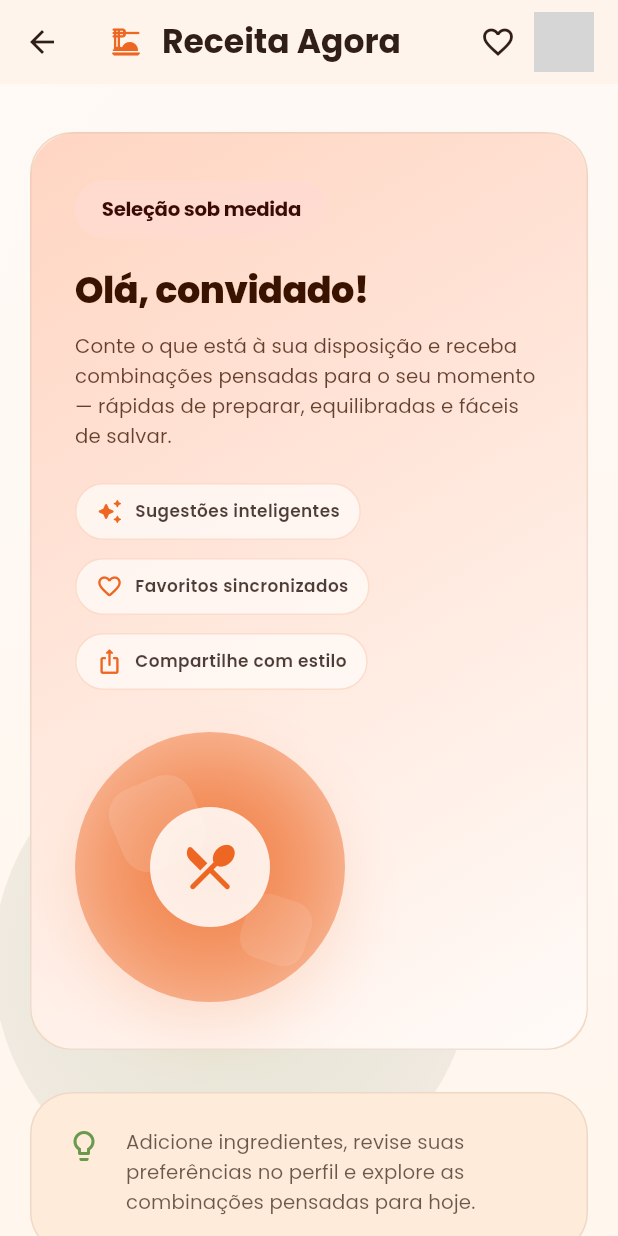
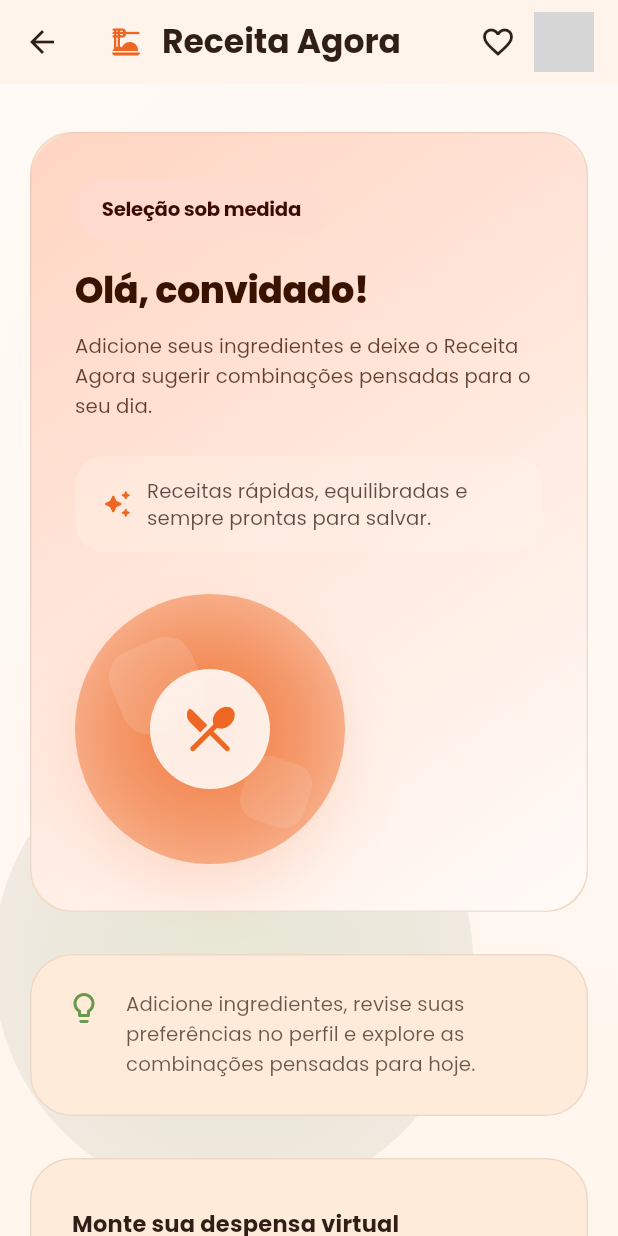
Before and after one commit to LeandroCMP/receitagora, a Flutter app: the RecipeFinderPage screen opened by its route, on a phone screen of 412 x 824 dp. Run offline on Flutter 3.47's test engine with Material 3 defaults, Android fonts, the phone set to English and light mode, and no system bars; our stand-ins replace cloud_firestore, cross_file, equatable, firebase_auth, firebase_core, flutter_dotenv and 5 more; accounts and stored records are empty; network calls fail; grey boxes are pictures that could not be loaded.

Commit message:
refactor: simplify recipe finder welcome hero

```diff
--- a/lib/modules/recipe_finder/recipe_finder_page.dart
+++ b/lib/modules/recipe_finder/recipe_finder_page.dart
@@ -205,7 +205,7 @@ class _WelcomeSection extends StatelessWidget {
                       child: DecoratedBox(
                         decoration: BoxDecoration(
                           borderRadius: BorderRadius.circular(24),
-                          color: theme.colorScheme.secondaryContainer.withOpacity(0.78),
+                          color: theme.colorScheme.secondaryContainer.withOpacity(0.72),
                         ),
                         child: Padding(
                           padding: const EdgeInsets.symmetric(horizontal: 18, vertical: 10),
@@ -232,31 +232,43 @@ class _WelcomeSection extends StatelessWidget {
                     ),
                     const SizedBox(height: 12),
                     Text(
-                      'Conte o que está à sua disposição e receba combinações pensadas para o seu momento — rápidas de preparar, equilibradas e fáceis de salvar.',
+                      'Adicione seus ingredientes e deixe o Receita Agora sugerir combinações pensadas para o seu dia.',
                       style: theme.textTheme.bodyMedium?.copyWith(
                         fontSize: isCompact ? 14 : 15,
                         color: theme.colorScheme.onPrimaryContainer.withOpacity(0.78),
                         height: 1.55,
                       ),
                     ),
-                    const SizedBox(height: 22),
-                    Wrap(
-                      spacing: 12,
-                      runSpacing: 12,
-                      children: const [
-                        _HeroFeature(
-                          icon: Icons.auto_awesome_rounded,
-                          label: 'Sugestões inteligentes',
+                    const SizedBox(height: 24),
+                    Card(
+                      elevation: 0,
+                      color: theme.colorScheme.surface.withOpacity(0.28),
+                      shape: RoundedRectangleBorder(
+                        borderRadius: BorderRadius.circular(20),
+                      ),
+                      child: Padding(
+                        padding: const EdgeInsets.symmetric(horizontal: 18, vertical: 14),
+                        child: Row(
+                          mainAxisSize: MainAxisSize.min,
+                          children: [
+                            Icon(
+                              Icons.auto_awesome_rounded,
+                              size: 20,
+                              color: theme.colorScheme.primary,
+                            ),
+                            const SizedBox(width: 10),
+                            Flexible(
+                              child: Text(
+                                'Receitas rápidas, equilibradas e sempre prontas para salvar.',
+                                style: theme.textTheme.bodyMedium?.copyWith(
+                                  color: theme.colorScheme.onSurface.withOpacity(0.78),
+                                  height: 1.4,
+                                ),
+                              ),
+                            ),
+                          ],
                         ),
-                        _HeroFeature(
-                          icon: Icons.favorite_border_rounded,
-                          label: 'Favoritos sincronizados',
-                        ),
-                        _HeroFeature(
-                          icon: Icons.ios_share_rounded,
-                          label: 'Compartilhe com estilo',
-                        ),
-                      ],
+                      ),
                     ),
                   ],
                 );
@@ -652,47 +664,3 @@ class _HeroIllustration extends StatelessWidget {
     );
   }
 }
-
-class _HeroFeature extends StatelessWidget {
-  const _HeroFeature({required this.icon, required this.label});
-
-  final IconData icon;
-  final String label;
-
-  @override
-  Widget build(BuildContext context) {
-    final theme = Theme.of(context);
-    final surfaces = theme.extension<ReceitagoraSurfaceColors>();
-
-    return DecoratedBox(
-      decoration: BoxDecoration(
-        borderRadius: BorderRadius.circular(20),
-        color: (surfaces?.highest ?? theme.colorScheme.surface).withOpacity(0.76),
-        border: Border.all(
-          color: theme.colorScheme.primary.withOpacity(0.18),
-        ),
-      ),
-      child: Padding(
-        padding: const EdgeInsets.symmetric(horizontal: 14, vertical: 10),
-        child: Row(
-          mainAxisSize: MainAxisSize.min,
-          children: [
-            Icon(
-              icon,
-              size: 18,
-              color: theme.colorScheme.primary,
-            ),
-            const SizedBox(width: 8),
-            Text(
-              label,
-              style: theme.textTheme.labelMedium?.copyWith(
-                fontWeight: FontWeight.w600,
-                color: theme.colorScheme.onSurface.withOpacity(0.86),
-              ),
-            ),
-          ],
-        ),
-      ),
-    );
-  }
-}
```
